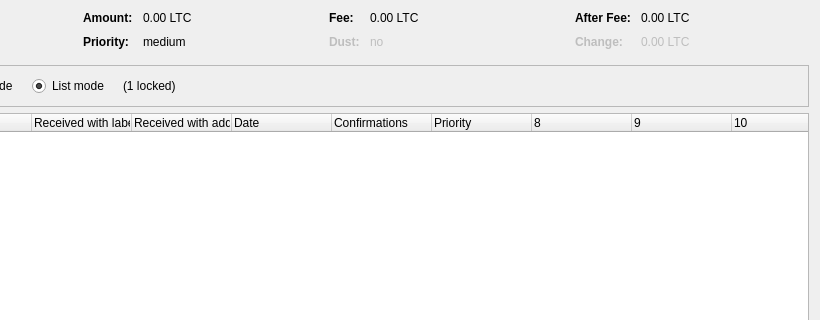
Above: src/qt/forms/coincontroldialog.ui from Bitaltyn-project/bitaltyn before the change; both pictures show x 180 to 1000 and y 0 to 320 of the 1000 by 500 pixel window. Below: the same form after it.
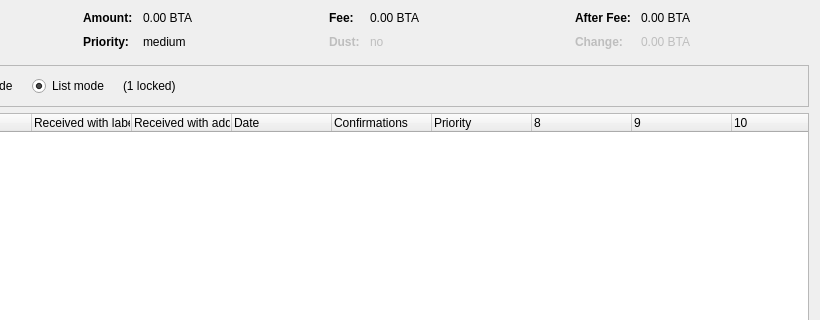
That is the form after the change. Custom widgets are drawn as their Qt base class.

```diff
--- a/src/qt/forms/coincontroldialog.ui
+++ b/src/qt/forms/coincontroldialog.ui
@@ -132,7 +132,7 @@
           <enum>Qt::ActionsContextMenu</enum>
          </property>
          <property name="text">
-          <string notr="true">0.00 LTC</string>
+          <string notr="true">0.00 BTA</string>
          </property>
          <property name="textInteractionFlags">
           <set>Qt::LinksAccessibleByMouse|Qt::TextSelectableByKeyboard|Qt::TextSelectableByMouse</set>
@@ -206,7 +206,7 @@
           <enum>Qt::ActionsContextMenu</enum>
          </property>
          <property name="text">
-          <string notr="true">0.00 LTC</string>
+          <string notr="true">0.00 BTA</string>
          </property>
          <property name="textInteractionFlags">
           <set>Qt::LinksAccessibleByMouse|Qt::TextSelectableByKeyboard|Qt::TextSelectableByMouse</set>
@@ -286,7 +286,7 @@
           <enum>Qt::ActionsContextMenu</enum>
          </property>
          <property name="text">
-          <string notr="true">0.00 LTC</string>
+          <string notr="true">0.00 BTA</string>
          </property>
          <property name="textInteractionFlags">
           <set>Qt::LinksAccessibleByMouse|Qt::TextSelectableByKeyboard|Qt::TextSelectableByMouse</set>
@@ -321,7 +321,7 @@
           <enum>Qt::ActionsContextMenu</enum>
          </property>
          <property name="text">
-          <string notr="true">0.00 LTC</string>
+          <string notr="true">0.00 BTA</string>
          </property>
          <property name="textInteractionFlags">
           <set>Qt::LinksAccessibleByMouse|Qt::TextSelectableByKeyboard|Qt::TextSelectableByMouse</set>
```
